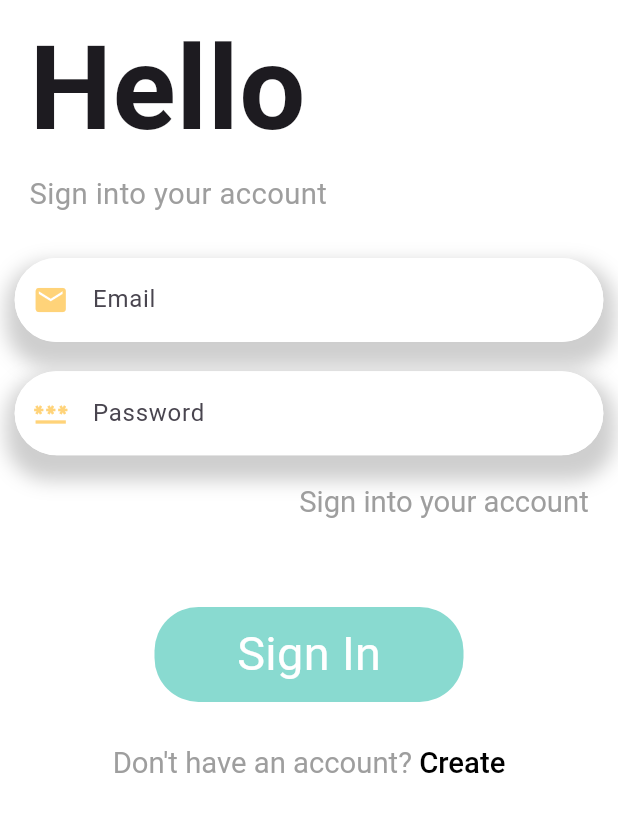
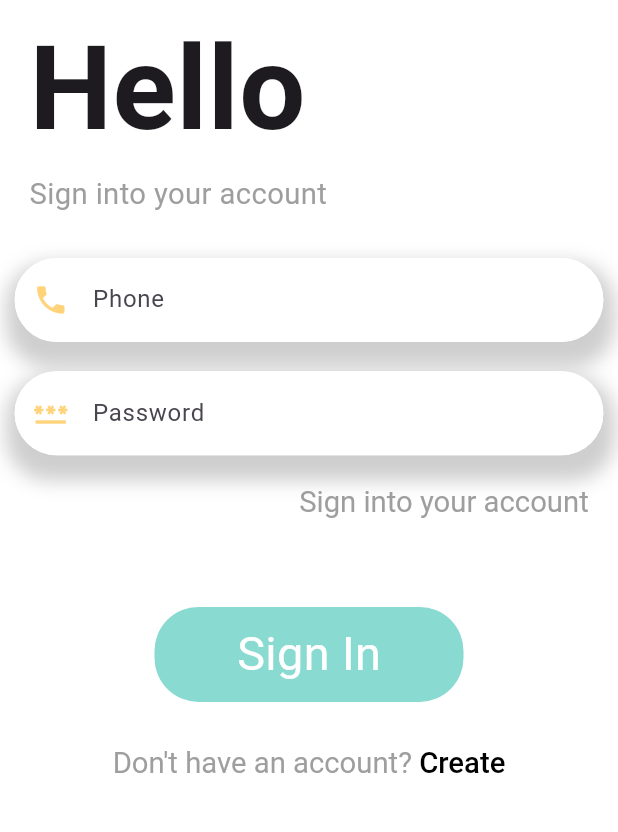
Before and after one commit to Harshit-Goswami/food_delivery_app, a Flutter app: the SignInPage screen opened directly, on a phone screen of 412 x 824 dp, the part 305-1137 px from its top. Run offline on Flutter 3.47's test engine with Material 3 defaults, Android fonts, the phone set to English and light mode, and no system bars; our stand-ins replace dots_indicator, get, shared_preferences; accounts and stored records are empty; network calls fail.

Commit message:
Login Imlpemented

```diff
--- a/lib/data/api/api_client.dart
+++ b/lib/data/api/api_client.dart
@@ -27,6 +27,7 @@ class ApiClient extends GetConnect implements GetxService {
   }
 
   Future<Response> postData(String url, dynamic body) async {
+    print(body);
     try {
       Response response = await post(url, body, headers: _mainHeaders);
       return response;
--- a/lib/data/repositories/cart_repo.dart
+++ b/lib/data/repositories/cart_repo.dart
@@ -34,7 +34,7 @@ class CartRepo {
     // List<String> carts = [];
     if (sharedPreferences.containsKey(AppConstants.CART_LIST)) {
       cart = sharedPreferences.getStringList(AppConstants.CART_LIST)!;
-      print("inside getCartList $cart");
+      // print("inside getCartList $cart");
     }
     List<CartModal> cartList = [];
     cart.forEach(
--- a/lib/routes/route_helper.dart
+++ b/lib/routes/route_helper.dart
@@ -1,3 +1,4 @@
+import 'package:food_delivery_app/screens/auth/sign_in_page.dart';
 import 'package:food_delivery_app/screens/cart/cart_page.dart';
 import 'package:food_delivery_app/screens/food/popular_food_detail.dart';
 import 'package:food_delivery_app/screens/food/recommended_food_detail.dart';
@@ -11,6 +12,7 @@ class RouteHelper {
   static const String popularFood = "/popular-food";
   static const String recommendedFood = "/recommended-food";
   static const String cartPage = "/cart-page";
+  static const String signInPage = "/sign-in";
 
   static String getSplashScreen() => "$splashScreen";
   static String getInitial() => "$initial";
@@ -19,10 +21,15 @@ class RouteHelper {
   static String getRecommendedFood(int productId, String page) =>
       "$recommendedFood?productId=$productId&page=$page";
   static String getCartPage() => "$cartPage";
+  static String getSignInPage() => "$signInPage";
 
   static List<GetPage> routes = [
     GetPage(name: splashScreen, page: () => const SplashScreen()),
     GetPage(name: initial, page: () => const HomePage()),
+    GetPage(
+        name: signInPage,
+        page: () => const SignInPage(),
+        transition: Transition.fade),
     GetPage(
         name: popularFood,
         page: () {
--- a/lib/screens/auth/sign_in_page.dart
+++ b/lib/screens/auth/sign_in_page.dart
@@ -1,11 +1,15 @@
 import 'package:flutter/gestures.dart';
 import 'package:flutter/material.dart';
+import 'package:food_delivery_app/base/custom_loader.dart';
+import 'package:food_delivery_app/controllers/auth_controller.dart';
+import 'package:food_delivery_app/routes/route_helper.dart';
 import 'package:food_delivery_app/screens/auth/sign_up_page.dart';
 import 'package:food_delivery_app/utils/app_colors.dart';
 import 'package:food_delivery_app/utils/dimensions.dart';
 import 'package:food_delivery_app/widgets/big_text.dart';
 import 'package:get/get.dart';
 
+import '../../base/show_custom_snackbar.dart';
 import '../../widgets/app_text_field.dart';
 
 class SignInPage extends StatelessWidget {
@@ -14,11 +18,38 @@ class SignInPage extends StatelessWidget {
   @override
   Widget build(BuildContext context) {
     var passwordController = TextEditingController();
-    var emailController = TextEditingController();
+    var phoneController = TextEditingController();
+
+    void login(AuthController authController) {
+      String phone = phoneController.text.trim();
+      String password = passwordController.text.trim();
+
+      if (phone.isEmpty) {
+        showCustomSnackBar("Type your phone number", title: "Phone Number");
+      } else if (password.isEmpty) {
+        showCustomSnackBar("Type your password", title: "Password");
+      } else if (password.length < 6) {
+        showCustomSnackBar("Password can not be less than six characters",
+            title: "Password");
+      } else {
+        authController.login(phone, password).then((status) {
+          if (status.isSuccess) {
+            Get.snackbar("Success", "Login Successful",
+                backgroundColor: Colors.green, colorText: Colors.white);
+            // Get.toNamed(RouteHelper.getInitial());
+            Get.toNamed(RouteHelper.getInitial());
+          } else {
+            showCustomSnackBar(status.message);
+          }
+        });
+      }
+    }
 
     return Scaffold(
         backgroundColor: Colors.white,
-      body: SingleChildScrollView(
+        body: GetBuilder<AuthController>(builder: (authController) {
+          return !authController.isLoading
+              ? SingleChildScrollView(
                   physics: const BouncingScrollPhysics(),
                   child: Column(
                     children: [
@@ -31,7 +62,8 @@ class SignInPage extends StatelessWidget {
                           child: CircleAvatar(
                             radius: 80,
                             backgroundColor: Colors.white,
-                  backgroundImage: AssetImage("assets/image/logo1.png"),
+                            backgroundImage:
+                                AssetImage("assets/image/logo1.png"),
                           ),
                         ),
                       ),
@@ -64,9 +96,9 @@ class SignInPage extends StatelessWidget {
 
                       //! Email
                       AppTextField(
-              textController: emailController,
-              icon: Icons.email,
-              hintText: "Email",
+                        textController: phoneController,
+                        icon: Icons.phone,
+                        hintText: "Phone",
                       ),
                       SizedBox(
                         height: Dimensions.height20,
@@ -76,6 +108,7 @@ class SignInPage extends StatelessWidget {
                         textController: passwordController,
                         icon: Icons.password,
                         hintText: "Password",
+                        isObscure: true,
                       ),
 
                       SizedBox(
@@ -99,19 +132,25 @@ class SignInPage extends StatelessWidget {
                         height: Dimensions.height20 * 2.5,
                       ),
                       //! SignIn Button
-            Container(
+                      GestureDetector(
+                        onTap: () {
+                          login(authController);
+                        },
+                        child: Container(
                             alignment: Alignment.center,
                             width: Dimensions.screenWidth / 2,
                             height: Dimensions.screenHeight / 13,
                             decoration: BoxDecoration(
                               color: AppColors.mainColor,
-                  borderRadius: BorderRadius.circular(Dimensions.radius30),
+                              borderRadius:
+                                  BorderRadius.circular(Dimensions.radius30),
                             ),
                             child: BigText(
                               text: "Sign In",
                               color: Colors.white,
                               size: Dimensions.font16 * 2,
                             )),
+                      ),
                       SizedBox(
                         height: Dimensions.height10 * 3,
                       ),
@@ -121,7 +160,8 @@ class SignInPage extends StatelessWidget {
                         text: TextSpan(
                           text: "Don't have an account? ",
                           style: TextStyle(
-                    color: Colors.grey[500], fontSize: Dimensions.font20),
+                              color: Colors.grey[500],
+                              fontSize: Dimensions.font20),
                           children: [
                             TextSpan(
                                 text: "Create",
@@ -137,7 +177,8 @@ class SignInPage extends StatelessWidget {
                       ),
                     ],
                   ),
-      ),
-    );
+                )
+              : const CustomLoader();
+        }));
   }
 }
--- a/lib/screens/auth/sign_up_page.dart
+++ b/lib/screens/auth/sign_up_page.dart
@@ -51,12 +51,13 @@ class SignUpPage extends StatelessWidget {
             name: name, phone: phone, email: email, password: password);
         authController.registration(signUpBody).then((status) {
           if (status.isSuccess) {
-            print("registration Success");
+            Get.snackbar("Success", "Registration Successful",
+                backgroundColor: Colors.green, colorText: Colors.white);
           } else {
             showCustomSnackBar(status.message);
           }
         });
-        print(signUpBody.toString());
+        // print(signUpBody.toString());
       }
     }
 
@@ -96,6 +97,7 @@ class SignUpPage extends StatelessWidget {
                         textController: passwordController,
                         icon: Icons.password,
                         hintText: "Password",
+                        isObscure: true,
                       ),
                       SizedBox(
                         height: Dimensions.height20,
--- a/lib/screens/home/home_page.dart
+++ b/lib/screens/home/home_page.dart
@@ -1,4 +1,5 @@
 import 'package:flutter/material.dart';
+import 'package:food_delivery_app/screens/auth/sign_in_page.dart';
 import 'package:food_delivery_app/screens/cart/cart_history.dart';
 import 'package:food_delivery_app/screens/home/main_food_page.dart';
 import 'package:food_delivery_app/utils/app_colors.dart';
@@ -19,7 +20,7 @@ class _HomePageState extends State<HomePage> {
 
   List pages = [
     const MainFoodPage(),
-    const SignUpPage(),
+    const Text("History Page"),
     const CartHistory(),
     const AccountPage(),
   ];
--- a/lib/widgets/app_text_field.dart
+++ b/lib/widgets/app_text_field.dart
@@ -1,17 +1,19 @@
-
 import 'package:flutter/material.dart';
 import 'package:food_delivery_app/utils/app_colors.dart';
 import 'package:food_delivery_app/utils/dimensions.dart';
 
 class AppTextField extends StatelessWidget {
-   const AppTextField({
-    super.key, required this.textController, required this.hintText, required this.icon,
-  });
+  AppTextField(
+      {super.key,
+      required this.textController,
+      required this.hintText,
+      required this.icon,
+      this.isObscure = false});
 
   final TextEditingController textController;
   final String hintText;
   final IconData icon;
-
+  bool isObscure;
 
   @override
   Widget build(BuildContext context) {
@@ -29,21 +31,20 @@ class AppTextField extends StatelessWidget {
                 spreadRadius: 7)
           ]),
       child: TextField(
+        obscureText: isObscure,
         controller: textController,
         decoration: InputDecoration(
           hintText: hintText,
           focusedBorder: OutlineInputBorder(
               borderRadius: BorderRadius.circular(Dimensions.radius30),
-              borderSide:
-                  const BorderSide(width: 1, color: Colors.white)),
-          prefixIcon:  Icon(
+              borderSide: const BorderSide(width: 1, color: Colors.white)),
+          prefixIcon: Icon(
             icon,
             color: AppColors.yellowColor,
           ),
           enabledBorder: OutlineInputBorder(
               borderRadius: BorderRadius.circular(Dimensions.radius30),
-              borderSide:
-                  const BorderSide(width: 1, color: Colors.white)),
+              borderSide: const BorderSide(width: 1, color: Colors.white)),
           border: OutlineInputBorder(
             borderRadius: BorderRadius.circular(Dimensions.radius30),
             // borderSide: BorderSide(width: 1, color: Colors.white)
```
Also changed, not shown: lib/controllers/auth_controller.dart (+26 -0 lines), lib/data/repositories/auth_repo.dart (+23 -1 lines), lib/main.dart (+3 -4 lines), lib/screens/cart/cart_page.dart (+6 -1 lines), lib/utils/app_constants.dart (+6 -2 lines), pubspec.lock. Lines whose indentation alone changed are shown as unchanged.
